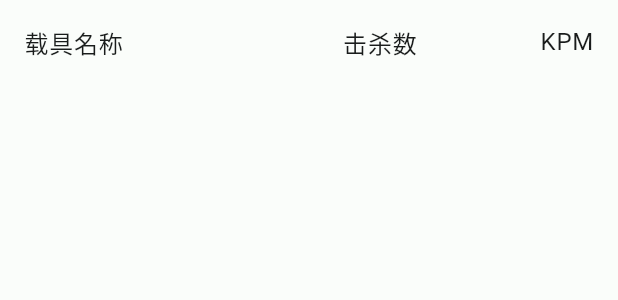
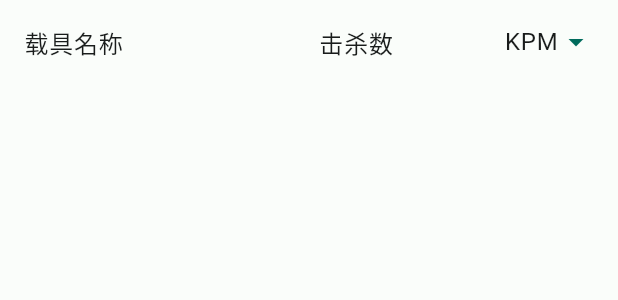
Before and after one commit to dzxrly/BF2042State2.0, a Flutter app: the VehicleList widget shown alone on an empty page, opened directly, on a phone screen of 412 x 824 dp. Shown: the top 300 px of the screen. Run offline on Flutter 3.47's test engine with Material 2 defaults, Android fonts, the phone set to English and light mode, and no system bars; our stand-ins replace flutter_spinkit, flutter_svg, font_awesome_flutter, package_info_plus, shared_preferences; accounts and stored records are empty; network calls fail; project files that could hold a hidden picture were left out.

Commit message:
:sparkles: 为武器和载具列表引入了可选的数据展示方式

```diff
--- a/lib/components/vehicle_list.dart
+++ b/lib/components/vehicle_list.dart
@@ -8,10 +8,27 @@ import '../model/player_info_model.dart';
 import 'basic/constraints_modal_bottom_sheet.dart';
 import 'basic/info_list_item_content.dart';
 
-class VehicleList extends StatelessWidget {
+enum DataType {
+  kpm('KPM', 'killsPerMinute'),
+  secondsPlayed('时长', 'timePlayed'),
+  destroyCount('摧毁载具', 'destroyCount');
+
+  const DataType(this.label, this.value);
+
+  final String label;
+  final String value;
+}
+
+class VehicleList extends StatefulWidget {
+  const VehicleList({Key? key}) : super(key: key);
+
+  @override
+  VehicleListState createState() => VehicleListState();
+}
+
+class VehicleListState extends State<VehicleList> {
   final NumberFormat numberFormat = NumberFormat.decimalPattern('en_us');
-
-  VehicleList({Key? key}) : super(key: key);
+  String dataTypeValue = 'killsPerMinute';
 
   void showVehicleDetails(BuildContext context, Vehicle vehicle) {
     final List<InfoListItemContent> vehicleDetailList = [
@@ -99,6 +116,28 @@ class VehicleList extends StatelessWidget {
         ));
   }
 
+  void setDataTypeValue(String value) {
+    ConstraintsModalBottomSheet.showConstraintsModalBottomSheet(
+        context,
+        ListView.builder(
+          shrinkWrap: true,
+          itemCount: DataType.values.length,
+          itemBuilder: (context, index) {
+            return RadioListTile(
+              title: Text(DataType.values[index].label),
+              value: DataType.values[index].value,
+              groupValue: dataTypeValue,
+              onChanged: (value) {
+                setState(() {
+                  dataTypeValue = value.toString();
+                });
+                Navigator.pop(context);
+              },
+            );
+          },
+        ));
+  }
+
   @override
   Widget build(BuildContext context) {
     return Consumer<PlayerInfoModel>(builder: (context, playerInfo, child) {
@@ -108,7 +147,7 @@ class VehicleList extends StatelessWidget {
       return TouchableList(
           listTitle: [
             Expanded(
-                flex: 2,
+                flex: 3,
                 child: Text('载具名称',
                     softWrap: true,
                     textAlign: TextAlign.left,
@@ -119,14 +158,31 @@ class VehicleList extends StatelessWidget {
                     textAlign: TextAlign.center,
                     style: Theme.of(context).textTheme.bodyLarge)),
             Expanded(
-                flex: 1,
-                child: Text('KPM',
-                    textAlign: TextAlign.right,
-                    style: Theme.of(context).textTheme.bodyLarge)),
+                flex: 2,
+                child: InkWell(
+                    onTap: () => {setDataTypeValue(dataTypeValue)},
+                    child: Row(
+                      mainAxisAlignment: MainAxisAlignment.end,
+                      crossAxisAlignment: CrossAxisAlignment.center,
+                      children: [
+                        Text(
+                            DataType.values
+                                .firstWhere(
+                                    (element) => element.value == dataTypeValue)
+                                .label,
+                            textAlign: TextAlign.right,
+                            style: Theme.of(context).textTheme.bodyLarge),
+                        Icon(Icons.arrow_drop_down,
+                            color: Theme.of(context).colorScheme.primary)
+                      ],
+                    ))),
           ],
           listChild: ListView.builder(
               shrinkWrap: true,
-              prototypeItem: VehicleListItem(vehicle: Vehicle()),
+              prototypeItem: VehicleListItem(
+                vehicle: Vehicle(),
+                dataTypeValue: dataTypeValue,
+              ),
               itemCount: playerInfo.playerInfo?.vehicles?.length ?? 0,
               itemBuilder: (context, index) {
                 return VehicleListItem(
@@ -135,6 +191,7 @@ class VehicleList extends StatelessWidget {
                     showVehicleDetails(context,
                         playerInfo.playerInfo?.vehicles?[index] ?? Vehicle())
                   },
+                  dataTypeValue: dataTypeValue,
                 );
               }));
     });
@@ -143,17 +200,35 @@ class VehicleList extends StatelessWidget {
 
 class VehicleListItem extends StatelessWidget {
   final Vehicle vehicle;
+  final String dataTypeValue;
   final Function? onTap;
   final NumberFormat numberFormat = NumberFormat.decimalPattern('en_us');
 
-  VehicleListItem({Key? key, required this.vehicle, this.onTap})
+  VehicleListItem(
+      {Key? key,
+      required this.vehicle,
+      required this.dataTypeValue,
+      this.onTap})
       : super(key: key);
+
+  String filterVehicleDataByDataTypeValue(Vehicle vehicle, String value) {
+    switch (value) {
+      case 'killsPerMinute':
+        return vehicle.killsPerMinute?.toStringAsFixed(2) ?? '0.00';
+      case 'timePlayed':
+        return '${numberFormat.format(double.parse(((vehicle.timeIn ?? 0) / 3600.0).toStringAsFixed(2)))}小时';
+      case 'destroyCount':
+        return numberFormat.format(vehicle.vehiclesDestroyedWith ?? 0);
+      default:
+        return numberFormat.format(vehicle.timeIn ?? 0);
+    }
+  }
 
   @override
   Widget build(BuildContext context) {
     final List<Widget> expandChildren = [
       Expanded(
-          flex: 2,
+          flex: 3,
           child: Text(vehicle.vehicleName ?? '未知载具',
               textAlign: TextAlign.left,
               style: Theme.of(context).textTheme.bodyMedium)),
@@ -169,9 +244,9 @@ class VehicleListItem extends StatelessWidget {
             ),
           )),
       Expanded(
-          flex: 1,
+          flex: 2,
           child: Text(
-            vehicle.killsPerMinute?.toStringAsFixed(2) ?? '0.00',
+            filterVehicleDataByDataTypeValue(vehicle, dataTypeValue),
             textAlign: TextAlign.right,
             style: TextStyle(
               fontWeight: Theme.of(context).textTheme.labelLarge?.fontWeight,
--- a/pubspec.yaml
+++ b/pubspec.yaml
@@ -16,7 +16,7 @@ publish_to: 'none' # Remove this line if you wish to publish to pub.dev
 # https://developer.apple.com/library/archive/documentation/General/Reference/InfoPlistKeyReference/Articles/CoreFoundationKeys.html
 # In Windows, build-name is used as the major, minor, and patch parts
 # of the product and file versions while build-number is used as the build suffix.
-version: 2.0.9+14
+version: 2.1.0+15
 
 environment:
   sdk: '>=3.1.3 <4.0.0'
```
Also changed, not shown: lib/components/weapon_list.dart (+86 -13 lines), pubspec.lock.
